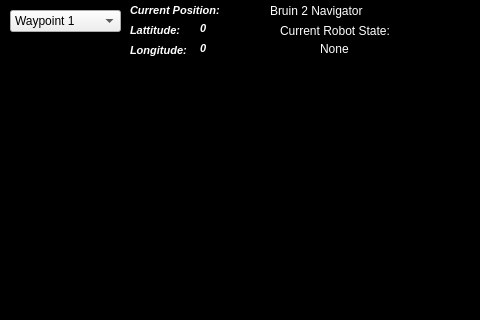
The window that src/nodes/master/master_gui/resource/bruin2.ui (BJU-Robot-Team/Bruin-2-Master) describes before a commit, drawn with Qt 5; both pictures show x 0 to 480 and y 0 to 320 of the 889 by 648 pixel window.
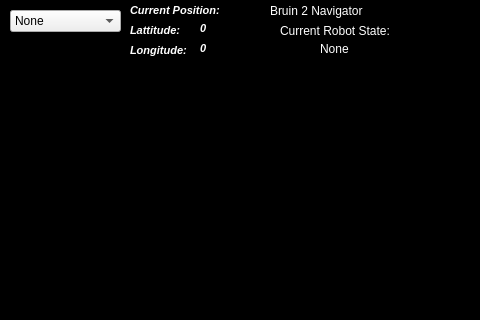
The same window after the commit.

```diff
--- a/src/nodes/master/master_gui/resource/bruin2.ui
+++ b/src/nodes/master/master_gui/resource/bruin2.ui
@@ -46,7 +46,7 @@
     </property>
     <item>
      <property name="text">
-      <string>Waypoint 1</string>
+      <string>None</string>
      </property>
     </item>
     <item>
```
Left out of the diff: 4 changed lines with no effect on the pictures.
